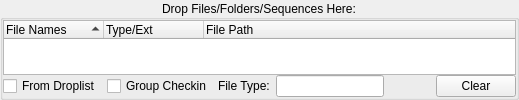
Before: the Qt Designer form lib/ui/checkin/ui_drop_plate.ui in listyque/TACTIC-Handler, drawn with Qt 5.
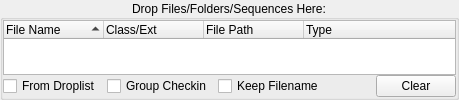
After: the same form once the commit is applied.

```diff
--- a/lib/ui/checkin/ui_drop_plate.ui
+++ b/lib/ui/checkin/ui_drop_plate.ui
@@ -30,7 +30,7 @@
    <property name="margin">
     <number>0</number>
    </property>
-   <item row="2" column="5">
+   <item row="2" column="4">
     <widget class="QPushButton" name="clearPushButton">
      <property name="minimumSize">
       <size>
@@ -43,7 +43,7 @@
      </property>
     </widget>
    </item>
-   <item row="2" column="4">
+   <item row="2" column="3">
     <spacer name="horizontalSpacer">
      <property name="orientation">
       <enum>Qt::Horizontal</enum>
@@ -56,7 +56,7 @@
      </property>
     </spacer>
    </item>
-   <item row="0" column="0" colspan="6">
+   <item row="0" column="0" colspan="5">
     <widget class="QTreeWidget" name="dropTreeWidget">
      <property name="sizePolicy">
       <sizepolicy hsizetype="Ignored" vsizetype="Ignored">
@@ -72,8 +72,20 @@
      <property name="alternatingRowColors">
       <bool>true</bool>
      </property>
+     <property name="selectionMode">
+      <enum>QAbstractItemView::ExtendedSelection</enum>
+     </property>
+     <property name="textElideMode">
+      <enum>Qt::ElideMiddle</enum>
+     </property>
+     <property name="verticalScrollMode">
+      <enum>QAbstractItemView::ScrollPerPixel</enum>
+     </property>
+     <property name="indentation">
+      <number>20</number>
+     </property>
      <property name="rootIsDecorated">
-      <bool>false</bool>
+      <bool>true</bool>
      </property>
      <property name="uniformRowHeights">
       <bool>true</bool>
@@ -87,6 +99,9 @@
      <property name="allColumnsShowFocus">
       <bool>true</bool>
      </property>
+     <property name="wordWrap">
+      <bool>true</bool>
+     </property>
      <property name="headerHidden">
       <bool>false</bool>
      </property>
@@ -95,12 +110,12 @@
      </attribute>
      <column>
       <property name="text">
-       <string>File Names</string>
+       <string>File Name</string>
       </property>
      </column>
      <column>
       <property name="text">
-       <string>Type/Ext</string>
+       <string>Class/Ext</string>
       </property>
      </column>
      <column>
@@ -108,6 +123,11 @@
        <string>File Path</string>
       </property>
      </column>
+     <column>
+      <property name="text">
+       <string>Type</string>
+      </property>
+     </column>
     </widget>
    </item>
    <item row="2" column="0">
@@ -117,13 +137,6 @@
      </property>
     </widget>
    </item>
-   <item row="2" column="2">
-    <widget class="QLabel" name="fileTypeLabel">
-     <property name="text">
-      <string>File Type:</string>
-     </property>
-    </widget>
-   </item>
    <item row="2" column="1">
     <widget class="QCheckBox" name="groupCheckinCheckBox">
      <property name="text">
@@ -131,8 +144,12 @@
      </property>
     </widget>
    </item>
-   <item row="2" column="3">
-    <widget class="QLineEdit" name="fileTypeLineEdit"/>
+   <item row="2" column="2">
+    <widget class="QCheckBox" name="keepFileNameCheckBox">
+     <property name="text">
+      <string>Keep Filename</string>
+     </property>
+    </widget>
    </item>
   </layout>
  </widget>
```
Left out of the diff: 5 changed lines with no effect on the pictures.
